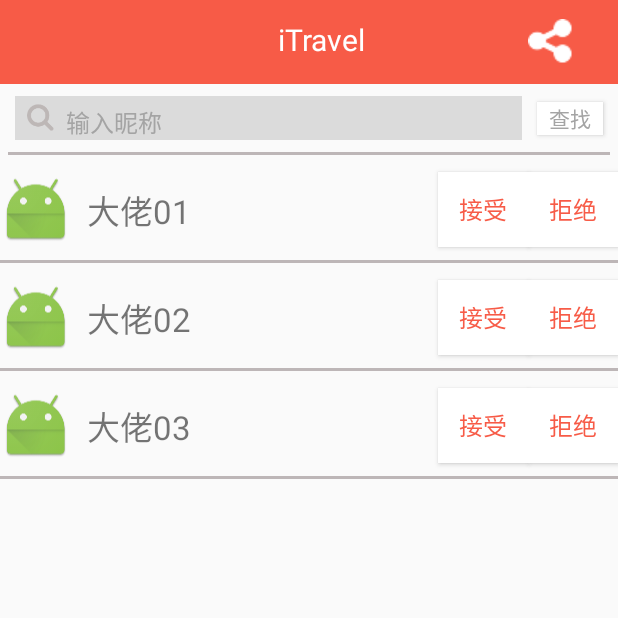
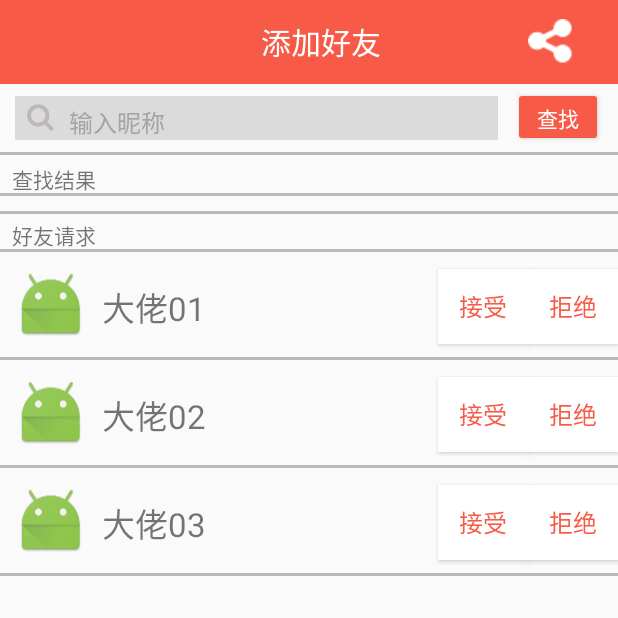
Before and after one commit to wwxxzz/iTravel, an Android app: the AddNewFriendActivity screen opened directly, with no data from a screen before it, on a phone screen of 412 x 824 dp, the top half of it. Run offline under Robolectric (Android 15) with nearby library versions, the light colour scheme and no system bars.

Commit message:
new friend finish

```diff
--- a/app/src/main/java/com/example/aa/itravel/activity/AddNewFriendActivity.java
+++ b/app/src/main/java/com/example/aa/itravel/activity/AddNewFriendActivity.java
@@ -1,17 +1,42 @@
 package com.example.aa.itravel.activity;
 
 import android.content.Context;
+import android.os.Bundle;
 import android.support.v7.app.AppCompatActivity;
-import android.os.Bundle;
+import android.view.View;
 import android.view.Window;
+import android.widget.EditText;
+import android.widget.LinearLayout;
+import android.widget.RelativeLayout;
+import android.widget.TextView;
+import android.widget.Toast;
 
 import com.example.aa.itravel.R;
 
 import org.xutils.view.annotation.ContentView;
+import org.xutils.view.annotation.Event;
+import org.xutils.view.annotation.ViewInject;
 import org.xutils.x;
 @ContentView(R.layout.activity_add_new_friend)
 public class AddNewFriendActivity extends AppCompatActivity {
     private Context mContext;
+    @ViewInject(R.id.title_bar_name)
+    private TextView title;
+
+    @ViewInject(R.id.search_friend)
+    private EditText newfriend;
+    @ViewInject(R.id.search_result)
+    private RelativeLayout result;
+
+    @ViewInject(R.id.newfriend_request)
+    private LinearLayout.LayoutParams requests;
+    @ViewInject(R.id.frrequest_01)
+    private RelativeLayout request1;
+    @ViewInject(R.id.frrequest_02)
+    private RelativeLayout request2;
+    @ViewInject(R.id.frrequest_03)
+    private RelativeLayout request3;
+
     @Override
     protected void onCreate(Bundle savedInstanceState) {
         super.onCreate(savedInstanceState);
@@ -20,5 +45,29 @@
         //setContentView(R.layout.friend);
         mContext =this;
         x.view().inject(this);
+        title.setText("添加好友");
+    }
+
+    @Event(value = {R.id.search_sure,R.id.frrequest_accept_01,R.id.frrequest_refuse_01,R.id.newfriend_add })
+    private void event(View view){
+        switch (view.getId()){
+            case R.id.search_sure:
+                ;//通过editText内容检索
+                result.setVisibility(View.VISIBLE);
+                //requests.setMargins(0,0,0,0);
+                break;
+            case R.id.newfriend_add:
+                //添加到好友列表
+                Toast.makeText(AddNewFriendActivity.this,"添加成功",Toast.LENGTH_SHORT).show();
+                break;
+            case R.id.frrequest_accept_01:
+                ;//添加到好友列表
+                request1.setVisibility(View.GONE);
+                break;
+            case R.id.frrequest_refuse_01:
+                ;//从好友列表中删除
+                request1.setVisibility(View.GONE);
+                break;
+        }
     }
 }
--- a/app/src/main/java/com/example/aa/itravel/activity/Friend_activity.java
+++ b/app/src/main/java/com/example/aa/itravel/activity/Friend_activity.java
@@ -112,7 +112,7 @@
 
 
 
-    @Event(value = {R.id.button_home,R.id.button_message,R.id.new_friend})
+    @Event(value = {R.id.button_home,R.id.button_message})
     private void event(View view) {
         Intent intent;
         switch (view.getId()) {
@@ -124,10 +124,6 @@
                 intent = new Intent(mContext, Home_activity.class);
                 startActivity(intent);
                 break;
-            case R.id.new_friend:
-                intent = new Intent(mContext, AddNewFriendActivity.class);
-                startActivity(intent);
-                break;
         }
     }
 }
--- a/app/src/main/java/com/example/aa/itravel/fragment/FriendTopFragment.java
+++ b/app/src/main/java/com/example/aa/itravel/fragment/FriendTopFragment.java
@@ -11,11 +11,29 @@
 import android.view.ViewGroup;
 
 import com.example.aa.itravel.R;
+import com.example.aa.itravel.activity.AddNewFriendActivity;
 import com.example.aa.itravel.activity.Message_activity;
 
 @SuppressLint("ValidFragment")
-public class FriendTopFragment extends Fragment implements OnClickListener {
+public class FriendTopFragment extends Fragment {
 	private String name;
+	private FriendData friendData=new FriendData();
+	private NewFriend newFriend=new NewFriend();
+
+	public class FriendData implements OnClickListener{
+
+		@Override
+		public void onClick(View view) {
+			startActivity(new Intent(getActivity(), Message_activity.class));
+		}
+	}
+	public class NewFriend implements OnClickListener{
+
+		@Override
+		public void onClick(View view) {
+			startActivity(new Intent(getActivity(), AddNewFriendActivity.class));
+		}
+	}
 
 	@Override
 	public void onCreate(@Nullable Bundle savedInstanceState) {
@@ -32,7 +50,8 @@
 		switch (name) {
 			case "1":
 				view = inflater.inflate(R.layout.friendlist_fragment, null);
-				view.findViewById(R.id.fr_next_01).setOnClickListener(this);
+				view.findViewById(R.id.fr_next_01).setOnClickListener(friendData);
+				view.findViewById(R.id.new_friend).setOnClickListener(newFriend);
 				break;
 			case "2":
 				view = inflater.inflate(R.layout.chat_fragment, null);
@@ -52,9 +71,4 @@
 		return fragment;
 	}
 
-	@Override
-	public void onClick(View view) {
-		//Log.i("info_out", "have clicked the button in the fragment ");
-		startActivity(new Intent(getActivity(), Message_activity.class));
-	}
 }
--- a/app/src/main/res/layout/activity_add_new_friend.xml
+++ b/app/src/main/res/layout/activity_add_new_friend.xml
@@ -34,22 +34,22 @@
             android:layout_height="wrap_content"
             android:layout_marginTop="5dp"
             android:layout_toRightOf="@+id/search_ic"
+            android:layout_marginLeft="10dp"
             android:background="@null"
-            android:hint="  输入昵称"
+            android:hint="输入昵称"
             android:textSize="16dp"
             android:textColorHint="#a4a4a4"/>
 
     </RelativeLayout>
     <Button
         android:id="@+id/search_sure"
-        android:layout_width="44dp"
-        android:layout_height="22dp"
+        android:layout_width="60dp"
+        android:layout_height="40dp"
         android:text="查找"
-        android:textColor="#a4a4a4"
-        android:background="@color/whitefont"
+        style="@style/Widget.AppCompat.Button.Colored"
         android:layout_below="@id/include"
         android:layout_marginRight="10dp"
-        android:layout_marginTop="12dp"
+        android:layout_marginTop="2dp"
         android:layout_alignParentRight="true"
         android:layout_alignParentEnd="true" />
     <View
@@ -58,21 +58,33 @@
         android:layout_height="3px"
         android:layout_below="@+id/search"
         android:layout_marginTop="8dp"
-        android:layout_marginLeft="5dp"
-        android:layout_marginRight="5dp"
+        android:background="#bdb6b7" />
+    <TextView
+        android:layout_width="wrap_content"
+        android:layout_height="wrap_content"
+        android:layout_below="@+id/newfriend_diliver"
+        android:layout_marginTop="5dp"
+        android:layout_marginLeft="8dp"
+        android:text="查找结果"/>
+    <View
+        android:id="@+id/newfriend_diliver1"
+        android:layout_width="match_parent"
+        android:layout_height="3px"
+        android:layout_below="@+id/search"
+        android:layout_marginTop="35dp"
         android:background="#bdb6b7" />
     <RelativeLayout
         android:id="@+id/search_result"
         android:layout_width="wrap_content"
         android:layout_height="wrap_content"
-        android:layout_marginTop="10dp"
-        android:layout_below="@+id/newfriend_diliver"
-        android:visibility="invisible">
+        android:layout_below="@+id/newfriend_diliver1"
+        android:visibility="gone">
         <ImageView
             android:id="@+id/newfriend_head"
             android:layout_width="wrap_content"
             android:layout_height="50dp"
-            android:layout_marginTop="11dp"
+            android:layout_marginTop="10dp"
+            android:layout_marginLeft="10dp"
             android:src="@mipmap/ic_launcher"/>
         <TextView
             android:id="@+id/newfriend_user"
@@ -81,25 +93,42 @@
             android:layout_toRightOf="@+id/newfriend_head"
             android:layout_marginTop="20dp"
             android:layout_marginLeft="10dp"
-            android:text="大佬01"
+            android:text="大佬"
             android:textSize="22dp"/>
         <Button
-            android:id="@+id/newfriend_next"
-            android:layout_width="50dp"
-            android:layout_height="50dp"
-            android:layout_marginTop="11dp"
-            android:background="@drawable/next"
+            android:id="@+id/newfriend_add"
+            style="@style/Widget.AppCompat.Button.Colored"
+            android:layout_width="60dp"
+            android:layout_height="40dp"
+            android:layout_marginTop="12dp"
+            android:text="添加"
             android:layout_alignParentRight="true" />
-        <View
-            android:layout_width="match_parent"
-            android:layout_height="3px"
-            android:background="#bdb6b7" />
     </RelativeLayout>
+    <View
+        android:layout_width="match_parent"
+        android:layout_height="3px"
+        android:layout_below="@+id/search_result"
+        android:layout_marginTop="10dp"
+        android:background="#bdb6b7" />
+    <TextView
+        android:layout_width="wrap_content"
+        android:layout_height="wrap_content"
+        android:layout_below="@+id/search_result"
+        android:layout_marginTop="15dp"
+        android:layout_marginLeft="8dp"
+        android:text="好友请求"/>
+    <View
+        android:id="@+id/newfriend_diliver2"
+        android:layout_width="match_parent"
+        android:layout_height="3px"
+        android:layout_below="@+id/search_result"
+        android:layout_marginTop="35dp"
+        android:background="#bdb6b7" />
     <LinearLayout
         android:id="@+id/newfriend_request"
         android:layout_width="match_parent"
         android:layout_height="wrap_content"
-        android:layout_below="@+id/newfriend_diliver"
+        android:layout_below="@+id/newfriend_diliver2"
         android:orientation="vertical">
         <RelativeLayout
             android:id="@+id/frrequest_01"
@@ -109,7 +138,8 @@
                 android:id="@+id/frrequest_head_01"
                 android:layout_width="wrap_content"
                 android:layout_height="50dp"
-                android:layout_marginTop="11dp"
+                android:layout_marginTop="10dp"
+                android:layout_marginLeft="10dp"
                 android:src="@mipmap/ic_launcher"/>
             <TextView
                 android:id="@+id/frrequest_user_01"
@@ -153,7 +183,8 @@
                 android:id="@+id/frrequest_head_02"
                 android:layout_width="wrap_content"
                 android:layout_height="50dp"
-                android:layout_marginTop="11dp"
+                android:layout_marginTop="10dp"
+                android:layout_marginLeft="10dp"
                 android:src="@mipmap/ic_launcher"/>
             <TextView
                 android:id="@+id/frrequest_user_02"
@@ -197,7 +228,8 @@
                 android:id="@+id/frrequest_head_03"
                 android:layout_width="wrap_content"
                 android:layout_height="50dp"
-                android:layout_marginTop="11dp"
+                android:layout_marginTop="10dp"
+                android:layout_marginLeft="10dp"
                 android:src="@mipmap/ic_launcher"/>
             <TextView
                 android:id="@+id/frrequest_user_03"
```
